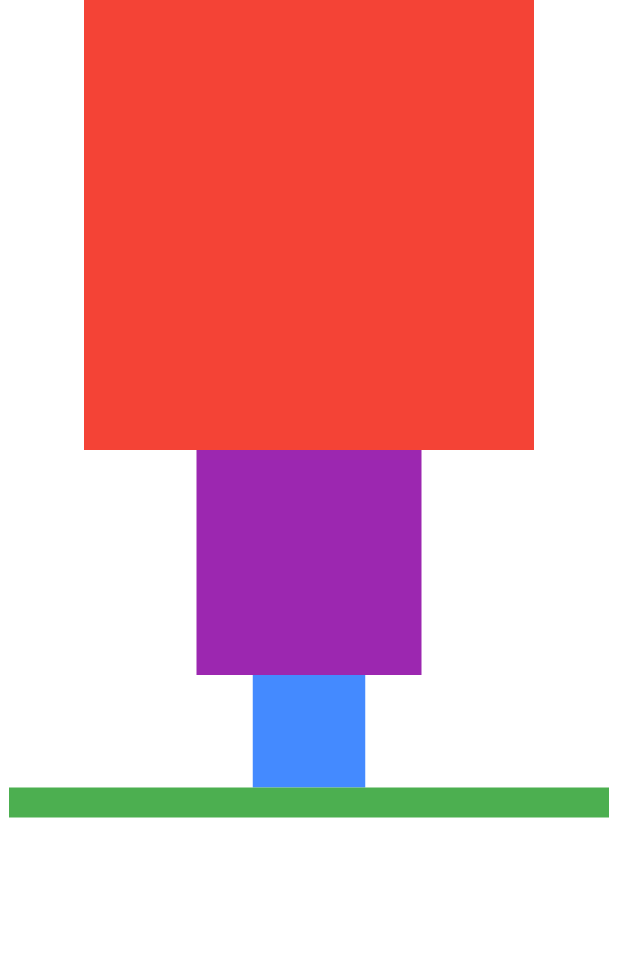
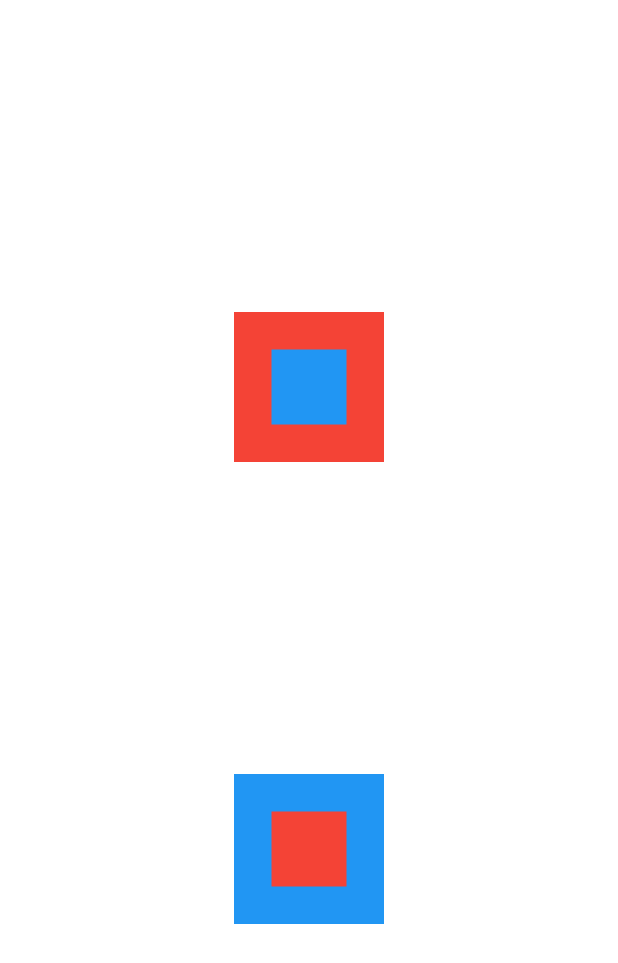
Before and after one commit to Ronaldss/Flutter-estudos, a Flutter app: the screen it shows after launch, on a phone screen of 412 x 824 dp. Shown: the top 963 px of the screen. Run offline on Flutter 3.47's test engine with Material 2 defaults, Android fonts, the phone set to English and light mode, and no system bars.

Commit message:
Criando colunas centralizadas

```diff
--- a/flutter_application_2/lib/main.dart
+++ b/flutter_application_2/lib/main.dart
@@ -14,34 +14,46 @@ class MyApp extends StatelessWidget {
         primarySwatch: Colors.blue,
       ),
       home: Column(  // Para colocar os Contaners uns em cima do outro, usando um conceito cartesiano.
+        mainAxisAlignment: MainAxisAlignment.spaceEvenly,
+        crossAxisAlignment: CrossAxisAlignment.center,
 
+        children: [
+
+          Stack(
+            alignment: AlignmentDirectional.center,
             children: [
               Container(
                 color: Colors.red,
-            width: 300,
-            height: 300,
+                width: 100,
+                height: 100,
               ),
 
 
               Container(
-          color: Colors.purple,
-          width: 150,
-          height: 150,
+                color: Colors.blue,
+                width: 50,
+                height: 50,
+              ),
+            ],
           ),
 
+          Stack(
+            alignment: AlignmentDirectional.center,
+            children: [
               Container(
-          color: Colors.blueAccent,
-          width: 75,
-          height: 75,
-          ),
-
-        Container(
-          color: Colors.green,
-          width: 400,
-          height: 20,
+                color: Colors.blue,
+                width: 100,
+                height: 100,
               ),
 
 
+              Container(
+                color: Colors.red,
+                width: 50,
+                height: 50,
+              ),
+            ],
+          ),
         ],
       ),
     );
```
Lines whose indentation alone changed are shown as unchanged.
